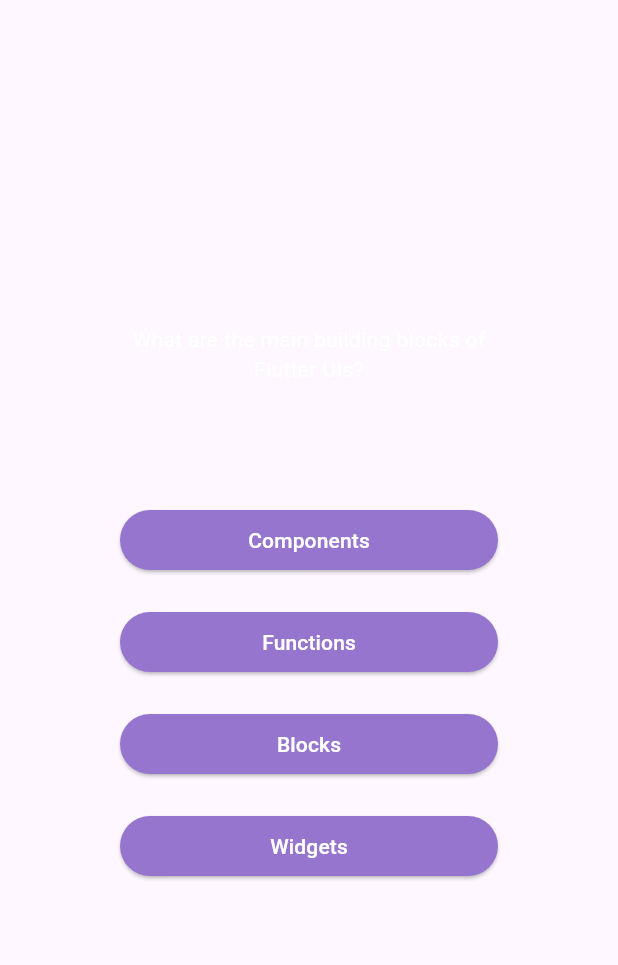
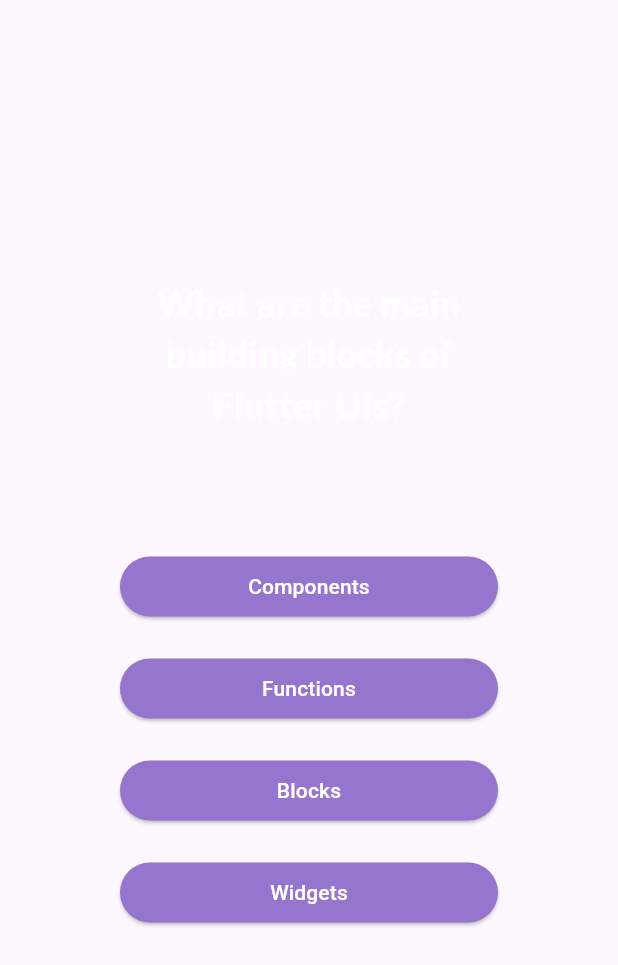
Before and after one commit to ichbinnichts/quiz_flutter_app, a Flutter app: the QuestionsScreen widget shown alone on an empty page, opened directly, on a phone screen of 412 x 824 dp. Shown: the top 965 px of the screen. Run offline on Flutter 3.47's test engine with Material 3 defaults, Android fonts, the phone set to English and light mode, and no system bars; our stand-ins replace google_fonts.

Commit message:
feat: add google fonts

```diff
--- a/lib/screen/questions_screen.dart
+++ b/lib/screen/questions_screen.dart
@@ -1,4 +1,5 @@
 import 'package:flutter/material.dart';
+import 'package:google_fonts/google_fonts.dart';
 import 'package:quiz_app/data/questions.dart';
 import 'package:quiz_app/models/quiz_question.dart';
 import 'package:quiz_app/utils/answer_button.dart';
@@ -34,8 +35,10 @@ class _QuestionScreenState extends State<QuestionsScreen> {
             Text(
               quizQuestion.text,
               textAlign: TextAlign.center,
-              style: const TextStyle(
+              style: GoogleFonts.lato(
                 color: Colors.white,
+                fontSize: 24,
+                fontWeight: FontWeight.bold,
               ),
             ),
             const SizedBox(
--- a/lib/utils/answer_button.dart
+++ b/lib/utils/answer_button.dart
@@ -21,7 +21,10 @@ class AnswerButton extends StatelessWidget {
           ),
           backgroundColor: Colors.deepPurple[300],
           foregroundColor: Colors.white),
-      child: Text(text),
+      child: Text(
+        text,
+        textAlign: TextAlign.center,
+      ),
     );
   }
 }
--- a/pubspec.yaml
+++ b/pubspec.yaml
@@ -35,6 +35,7 @@ dependencies:
   # The following adds the Cupertino Icons font to your application.
   # Use with the CupertinoIcons class for iOS style icons.
   cupertino_icons: ^1.0.2
+  google_fonts: 6.1.0
 
 dev_dependencies:
   flutter_test:
```
Also changed, not shown: pubspec.lock, 1 other file.
